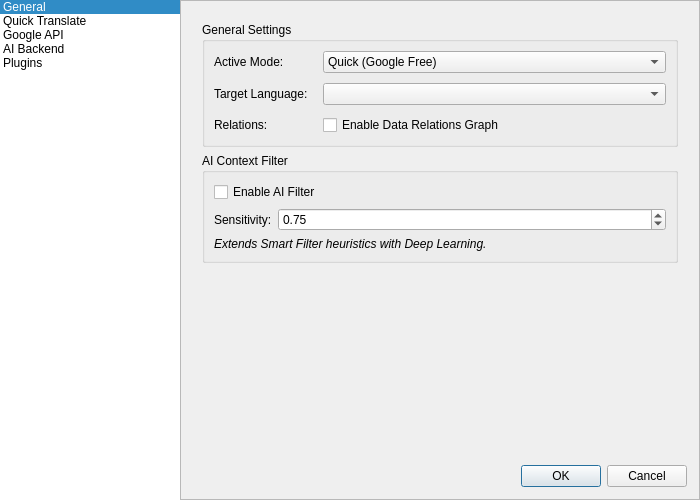
Above: src/dialogs/settingsdialog.ui from kimgamerTV/NST-Ghost before the change. Below: the same form after it.
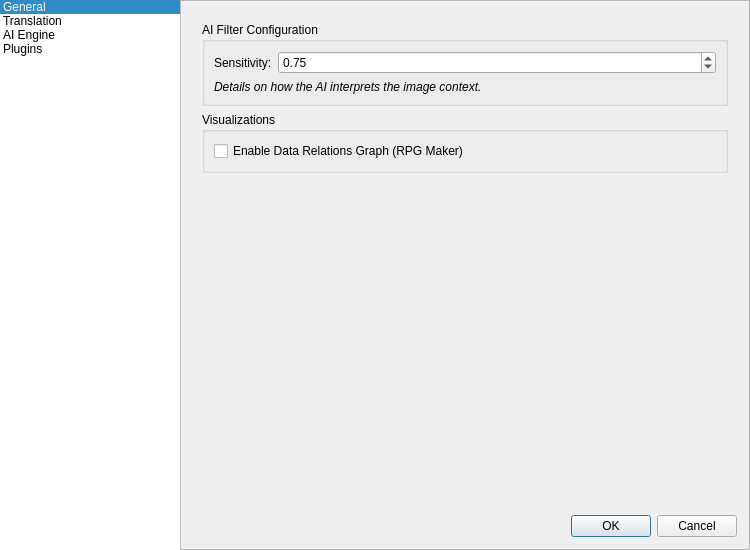
That is the form after the change. The open tabs and pages were chosen to show the change.

Commit message: feat: add source language selection and reorganize settings UI for translation and AI engine configurations.

```diff
--- a/src/dialogs/settingsdialog.ui
+++ b/src/dialogs/settingsdialog.ui
@@ -6,8 +6,8 @@
    <rect>
     <x>0</x>
     <y>0</y>
-    <width>700</width>
-    <height>500</height>
+    <width>750</width>
+    <height>550</height>
    </rect>
   </property>
   <property name="windowTitle">
@@ -50,17 +50,12 @@
      </item>
      <item>
       <property name="text">
-       <string>Quick Translate</string>
+       <string>Translation</string>
       </property>
      </item>
      <item>
       <property name="text">
-       <string>Google API</string>
-      </property>
-     </item>
-     <item>
-      <property name="text">
-       <string>AI Backend</string>
+       <string>AI Engine</string>
       </property>
      </item>
      <item>
@@ -99,7 +94,7 @@
         <property name="currentIndex">
          <number>0</number>
         </property>
-        <!-- Page 0: General -->
+        <!-- Page 0: General (Source/Target, Mode, AI Toggle) -->
         <widget class="QWidget" name="page_general">
          <layout class="QVBoxLayout" name="verticalLayout_general">
           <item>
@@ -115,13 +110,33 @@
               <number>10</number>
              </property>
              <item row="0" column="0">
+              <widget class="QLabel" name="sourceLanguageLabel">
+               <property name="text">
+                <string>Source Language:</string>
+               </property>
+              </widget>
+             </item>
+             <item row="0" column="1">
+              <widget class="QComboBox" name="sourceLanguageComboBox"/>
+             </item>
+             <item row="1" column="0">
+              <widget class="QLabel" name="targetLanguageLabel">
+               <property name="text">
+                <string>Target Language:</string>
+               </property>
+              </widget>
+             </item>
+             <item row="1" column="1">
+              <widget class="QComboBox" name="targetLanguageComboBox"/>
+             </item>
+             <item row="2" column="0">
               <widget class="QLabel" name="activeModeLabel">
                <property name="text">
                 <string>Active Mode:</string>
                </property>
               </widget>
              </item>
-             <item row="0" column="1">
+             <item row="2" column="1">
               <widget class="QComboBox" name="translatorModeComboBox">
                <item>
                 <property name="text">
@@ -145,73 +160,17 @@
                </item>
               </widget>
              </item>
-             <item row="1" column="0">
-              <widget class="QLabel" name="targetLanguageLabel">
+             <item row="3" column="0">
+              <widget class="QLabel" name="label_enable_ai">
                <property name="text">
-                <string>Target Language:</string>
+                <string>AI Features:</string>
                </property>
               </widget>
              </item>
-             <item row="1" column="1">
-              <widget class="QComboBox" name="targetLanguageComboBox"/>
-             </item>
-             <item row="2" column="0">
-              <widget class="QLabel" name="label_relations">
-               <property name="text">
-                <string>Relations:</string>
-               </property>
-              </widget>
-             </item>
-             <item row="2" column="1">
-              <widget class="QCheckBox" name="enableRelationsCheckBox">
-               <property name="text">
-                <string>Enable Data Relations Graph</string>
-               </property>
-              </widget>
-             </item>
-            </layout>
-           </widget>
-          </item>
-          <item>
-           <widget class="QGroupBox" name="aiFilterGroupBox">
-            <property name="title">
-             <string>AI Context Filter</string>
-            </property>
-            <layout class="QFormLayout" name="formLayout_ai">
-             <item row="0" column="0" colspan="2">
+             <item row="3" column="1">
               <widget class="QCheckBox" name="enableAiFilterCheckBox">
                <property name="text">
-                <string>Enable AI Filter</string>
-               </property>
-              </widget>
-             </item>
-             <item row="1" column="0">
-              <widget class="QLabel" name="label_ai_sensitivity">
-               <property name="text">
-                <string>Sensitivity:</string>
-               </property>
-              </widget>
-             </item>
-             <item row="1" column="1">
-              <widget class="QDoubleSpinBox" name="aiFilterThresholdSpinBox">
-               <property name="maximum">
-                <double>1.0</double>
-               </property>
-               <property name="singleStep">
-                <double>0.05</double>
-               </property>
-               <property name="value">
-                <double>0.75</double>
-               </property>
-              </widget>
-             </item>
-             <item row="2" column="0" colspan="2">
-              <widget class="QLabel" name="aiInfoLabel">
-               <property name="text">
-                <string>&lt;html&gt;&lt;head/&gt;&lt;body&gt;&lt;p&gt;&lt;span style=&quot; font-style:italic;&quot;&gt;Extends Smart Filter heuristics with Deep Learning.&lt;/span&gt;&lt;/p&gt;&lt;/body&gt;&lt;/html&gt;</string>
-               </property>
-               <property name="wordWrap">
-                <bool>true</bool>
+                <string>Enable AI Context Filter</string>
                </property>
               </widget>
              </item>
@@ -233,30 +192,34 @@
           </item>
          </layout>
         </widget>
-        <!-- Page 1: Quick Translate -->
-        <widget class="QWidget" name="page_quick">
-         <layout class="QVBoxLayout" name="verticalLayout_quick">
+        
+        <!-- Page 1: Translation (Engine Configs) -->
+        <widget class="QWidget" name="page_translation">
+         <layout class="QVBoxLayout" name="verticalLayout_translation">
           <item>
-           <widget class="QLabel" name="label_quick_info">
-            <property name="text">
-             <string>No specific settings for Quick Translate.</string>
+           <widget class="QScrollArea" name="scrollArea_translation">
+            <property name="widgetResizable">
+             <bool>true</bool>
             </property>
-            <property name="alignment">
-             <set>Qt::AlignCenter</set>
+            <property name="frameShape">
+             <enum>QFrame::NoFrame</enum>
             </property>
-           </widget>
-          </item>
-         </layout>
-        </widget>
-        <!-- Page 2: Professional (Google API) -->
-        <widget class="QWidget" name="page_professional">
+            <widget class="QWidget" name="scrollAreaWidgetContents_translation">
+             <property name="geometry">
+              <rect>
+               <x>0</x>
+               <y>0</y>
+               <width>100</width>
+               <height>100</height>
+              </rect>
+             </property>
+             <layout class="QVBoxLayout" name="verticalLayout_scroll_translation">
+              <item>
+               <widget class="QGroupBox" name="googleProGroupBox">
+                <property name="title">
+                 <string>Google Cloud Translation API</string>
+                </property>
          <layout class="QFormLayout" name="formLayout_professional">
-          <property name="horizontalSpacing">
-           <number>15</number>
-          </property>
-          <property name="verticalSpacing">
-           <number>10</number>
-          </property>
           <item row="0" column="0">
            <widget class="QLabel" name="googleApiKeyLabel">
             <property name="text">
@@ -269,9 +232,7 @@
           </item>
          </layout>
         </widget>
-        <!-- Page 3: AI Backend -->
-        <widget class="QWidget" name="page_ai_powered">
-         <layout class="QVBoxLayout" name="verticalLayout_ai">
+              </item>
           <item>
            <widget class="QGroupBox" name="llmProviderGroup">
             <property name="title">
@@ -348,7 +309,7 @@
            </widget>
           </item>
           <item>
-           <spacer name="verticalSpacer_ai">
+               <spacer name="verticalSpacer_translation">
             <property name="orientation">
              <enum>Qt::Vertical</enum>
             </property>
@@ -362,7 +323,89 @@
           </item>
          </layout>
         </widget>
-        <!-- Page 4: Plugins -->
+           </widget>
+          </item>
+         </layout>
+        </widget>
+
+        <!-- Page 2: AI (UI) & Visuals -->
+        <widget class="QWidget" name="page_ai_ui">
+         <layout class="QVBoxLayout" name="verticalLayout_ai_ui">
+          <item>
+           <widget class="QGroupBox" name="aiFilterDetailsGroupBox">
+            <property name="title">
+             <string>AI Filter Configuration</string>
+            </property>
+            <layout class="QFormLayout" name="formLayout_ai_settings">
+             <item row="0" column="0">
+              <widget class="QLabel" name="label_ai_sensitivity">
+               <property name="text">
+                <string>Sensitivity:</string>
+               </property>
+              </widget>
+             </item>
+             <item row="0" column="1">
+              <widget class="QDoubleSpinBox" name="aiFilterThresholdSpinBox">
+               <property name="maximum">
+                <double>1.0</double>
+               </property>
+               <property name="singleStep">
+                <double>0.05</double>
+               </property>
+               <property name="value">
+                <double>0.75</double>
+               </property>
+               <property name="toolTip">
+                <string>Similarity Threshold (Higher = Stricter/Fewer Skips)</string>
+               </property>
+              </widget>
+             </item>
+             <item row="1" column="0" colspan="2">
+              <widget class="QLabel" name="aiInfoLabel">
+               <property name="text">
+                <string>&lt;html&gt;&lt;head/&gt;&lt;body&gt;&lt;p&gt;&lt;span style=&quot; font-style:italic;&quot;&gt;Details on how the AI interprets the image context.&lt;/span&gt;&lt;/p&gt;&lt;/body&gt;&lt;/html&gt;</string>
+               </property>
+               <property name="wordWrap">
+                <bool>true</bool>
+               </property>
+              </widget>
+             </item>
+            </layout>
+           </widget>
+          </item>
+          <item>
+           <widget class="QGroupBox" name="visualsGroupBox">
+            <property name="title">
+             <string>Visualizations</string>
+            </property>
+            <layout class="QVBoxLayout" name="verticalLayout_visuals">
+             <item>
+              <widget class="QCheckBox" name="enableRelationsCheckBox">
+               <property name="text">
+                <string>Enable Data Relations Graph (RPG Maker)</string>
+               </property>
+              </widget>
+             </item>
+            </layout>
+           </widget>
+          </item>
+          <item>
+           <spacer name="verticalSpacer_ai_ui">
+            <property name="orientation">
+             <enum>Qt::Vertical</enum>
+            </property>
+            <property name="sizeHint" stdset="0">
+             <size>
+              <width>20</width>
+              <height>40</height>
+             </size>
+            </property>
+           </spacer>
+          </item>
+         </layout>
+        </widget>
+
+        <!-- Page 3: Plugins -->
         <widget class="QWidget" name="page_plugins">
          <layout class="QHBoxLayout" name="horizontalLayout_plugins">
           <item>
```
Left out of the diff: 1 changed line with no effect on the pictures. Lines whose indentation alone changed are shown as unchanged. The commit also changes 3 other files.
